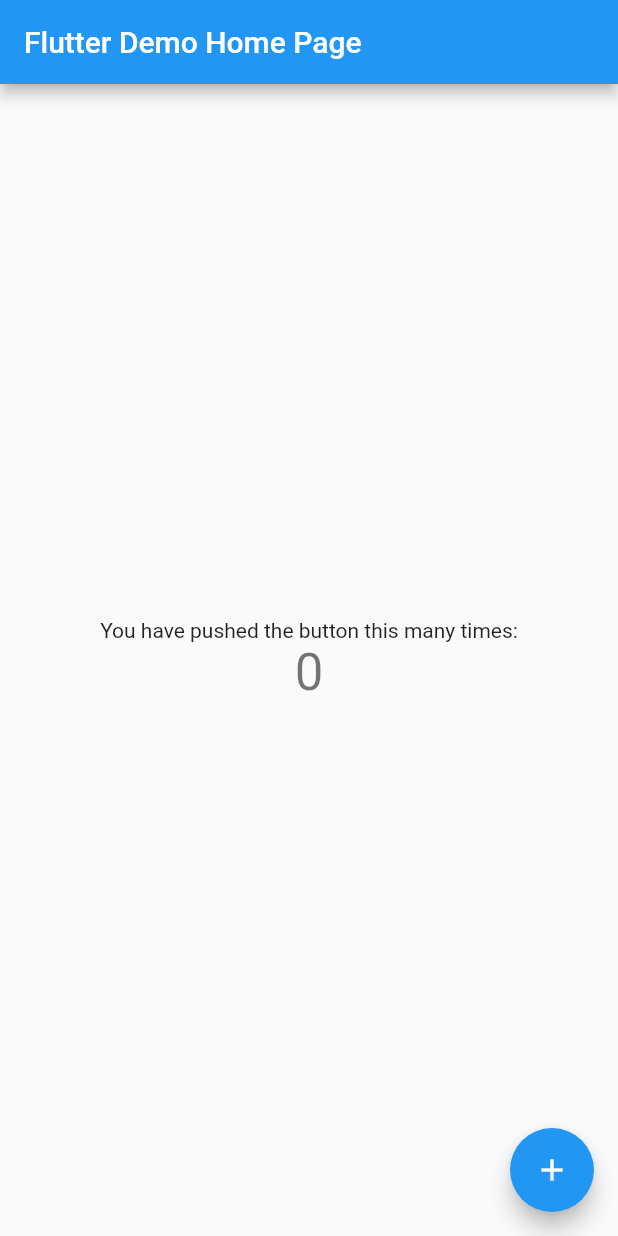
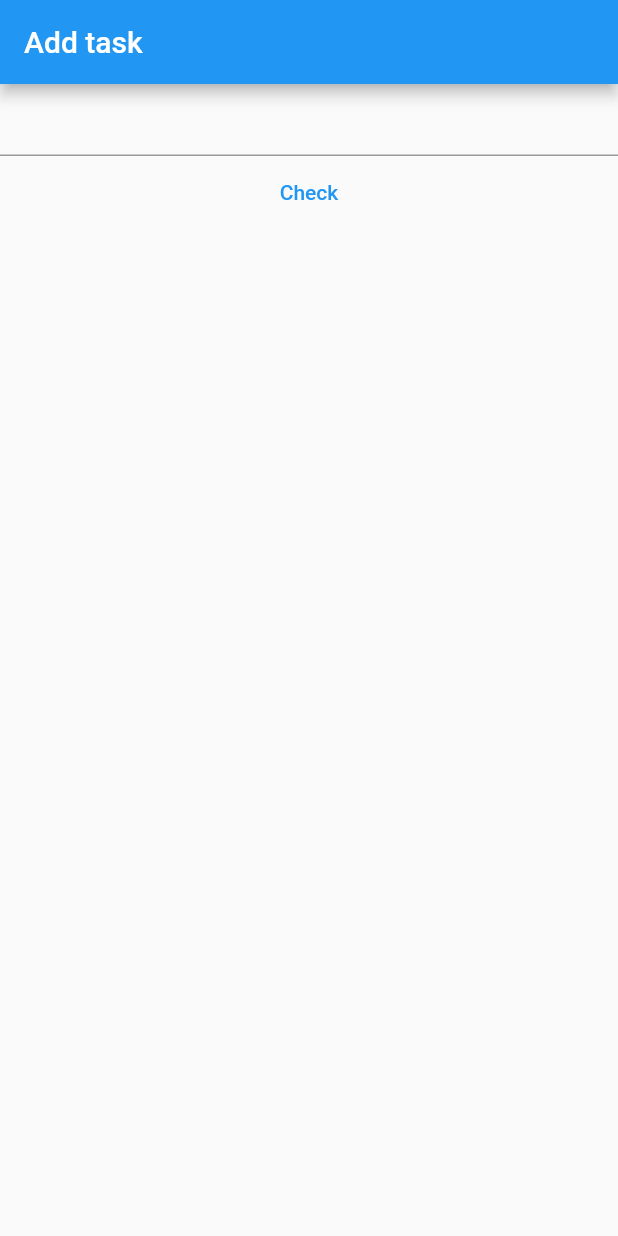
Before and after one commit to shreya2057/task_manager, a Flutter app: the screen it shows after launch, on a phone screen of 412 x 824 dp. Run offline on Flutter 3.47's test engine with Material 2 defaults, Android fonts, the phone set to English and light mode, and no system bars; our stand-ins replace cloud_firestore, firebase_core; accounts and stored records are empty.

Commit message:
Adding task

```diff
--- /dev/null
+++ b/firestore.indexes.json
@@ -0,0 +1,4 @@
+{
+  "indexes": [],
+  "fieldOverrides": []
+}
--- a/lib/main.dart
+++ b/lib/main.dart
@@ -1,3 +1,5 @@
+import 'package:shreya_task_app/screens/create_task.dart';
+
 import 'firebase_options.dart';
 import 'package:firebase_core/firebase_core.dart';
 import 'package:flutter/material.dart';
@@ -7,11 +9,11 @@
   print(Firebase.apps.length);
   await Firebase.initializeApp();
 
-  runApp(const MyApp());
+  runApp(const Welcome());
 }
 
-class MyApp extends StatelessWidget {
-  const MyApp({super.key});
+class Welcome extends StatelessWidget {
+  const Welcome({super.key});
 
   // This widget is the root of your application.
   @override
@@ -19,103 +21,9 @@
     return MaterialApp(
       title: 'Flutter Demo',
       theme: ThemeData(
-        // This is the theme of your application.
-        //
-        // Try running your application with "flutter run". You'll see the
-        // application has a blue toolbar. Then, without quitting the app, try
-        // changing the primarySwatch below to Colors.green and then invoke
-        // "hot reload" (press "r" in the console where you ran "flutter run",
-        // or simply save your changes to "hot reload" in a Flutter IDE).
-        // Notice that the counter didn't reset back to zero; the application
-        // is not restarted.
         primarySwatch: Colors.blue,
       ),
-      home: const MyHomePage(title: 'Flutter Demo Home Page'),
+      home: AddTask(),
     );
   }
 }
-
-class MyHomePage extends StatefulWidget {
-  const MyHomePage({super.key, required this.title});
-
-  // This widget is the home page of your application. It is stateful, meaning
-  // that it has a State object (defined below) that contains fields that affect
-  // how it looks.
-
-  // This class is the configuration for the state. It holds the values (in this
-  // case the title) provided by the parent (in this case the App widget) and
-  // used by the build method of the State. Fields in a Widget subclass are
-  // always marked "final".
-
-  final String title;
-
-  @override
-  State<MyHomePage> createState() => _MyHomePageState();
-}
-
-class _MyHomePageState extends State<MyHomePage> {
-  int _counter = 0;
-
-  void _incrementCounter() {
-    setState(() {
-      // This call to setState tells the Flutter framework that something has
-      // changed in this State, which causes it to rerun the build method below
-      // so that the display can reflect the updated values. If we changed
-      // _counter without calling setState(), then the build method would not be
-      // called again, and so nothing would appear to happen.
-      _counter++;
-    });
-  }
-
-  @override
-  Widget build(BuildContext context) {
-    // This method is rerun every time setState is called, for instance as done
-    // by the _incrementCounter method above.
-    //
-    // The Flutter framework has been optimized to make rerunning build methods
-    // fast, so that you can just rebuild anything that needs updating rather
-    // than having to individually change instances of widgets.
-    return Scaffold(
-      appBar: AppBar(
-        // Here we take the value from the MyHomePage object that was created by
-        // the App.build method, and use it to set our appbar title.
-        title: Text(widget.title),
-      ),
-      body: Center(
-        // Center is a layout widget. It takes a single child and positions it
-        // in the middle of the parent.
-        child: Column(
-          // Column is also a layout widget. It takes a list of children and
-          // arranges them vertically. By default, it sizes itself to fit its
-          // children horizontally, and tries to be as tall as its parent.
-          //
-          // Invoke "debug painting" (press "p" in the console, choose the
-          // "Toggle Debug Paint" action from the Flutter Inspector in Android
-          // Studio, or the "Toggle Debug Paint" command in Visual Studio Code)
-          // to see the wireframe for each widget.
-          //
-          // Column has various properties to control how it sizes itself and
-          // how it positions its children. Here we use mainAxisAlignment to
-          // center the children vertically; the main axis here is the vertical
-          // axis because Columns are vertical (the cross axis would be
-          // horizontal).
-          mainAxisAlignment: MainAxisAlignment.center,
-          children: <Widget>[
-            const Text(
-              'You have pushed the button this many times:',
-            ),
-            Text(
-              '$_counter',
-              style: Theme.of(context).textTheme.headline4,
-            ),
-          ],
-        ),
-      ),
-      floatingActionButton: FloatingActionButton(
-        onPressed: _incrementCounter,
-        tooltip: 'Increment',
-        child: const Icon(Icons.add),
-      ), // This trailing comma makes auto-formatting nicer for build methods.
-    );
-  }
-}
--- /dev/null
+++ b/lib/model/response.dart
@@ -0,0 +1,5 @@
+class Response {
+  int? errorStatus;
+  String? message;
+  Response({this.errorStatus, this.message});
+}
--- /dev/null
+++ b/lib/model/task.dart
@@ -0,0 +1,5 @@
+class Task {
+  String? task;
+  bool? status;
+  Task({this.task, this.status});
+}
--- /dev/null
+++ b/lib/screens/create_task.dart
@@ -0,0 +1,32 @@
+import 'package:flutter/material.dart';
+import 'package:shreya_task_app/services/crud.dart';
+
+class AddTask extends StatelessWidget {
+  AddTask({super.key});
+
+  @override
+  Widget build(BuildContext context) {
+    TextEditingController taskController = TextEditingController();
+    bool status = false;
+    return SafeArea(
+      child: Scaffold(
+        appBar: AppBar(
+          title: Text("Add task"),
+        ),
+        body: Column(
+          children: <Widget>[
+            TextField(
+              controller: taskController,
+            ),
+            TextButton(
+                onPressed: (() async {
+                  var response = await CRUD.addTasks(
+                      task: taskController.text, status: status);
+                }),
+                child: Text("Check"))
+          ],
+        ),
+      ),
+    );
+  }
+}
--- /dev/null
+++ b/lib/services/crud.dart
@@ -0,0 +1,25 @@
+import 'package:cloud_firestore/cloud_firestore.dart';
+import 'package:shreya_task_app/model/response.dart';
+
+final FirebaseFirestore _firestore = FirebaseFirestore.instance;
+final CollectionReference _collection = _firestore.collection("Tasks");
+
+class CRUD {
+  static Future<Response> addTasks({String? task, bool? status}) async {
+    Response response = Response();
+    DocumentReference documentReference = _collection.doc();
+    Map<String, dynamic> tasks = <String, dynamic>{
+      "task_name": task,
+      "task_status": status
+    };
+
+    documentReference.set(tasks).whenComplete(() {
+      response.errorStatus = 200;
+      response.message = "Task has been created successfully";
+    }).catchError((e) {
+      response.errorStatus = 500;
+      response.message = "Error occured";
+    });
+    return response;
+  }
+}
```
Also changed, not shown: firebase.json (added), 4 other files.
